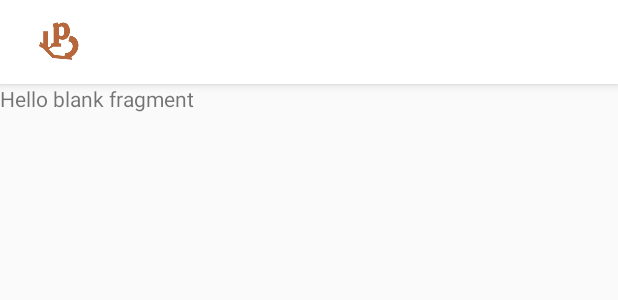
After one commit to manggaraaaa/PTJ-Mobile, an Android app: the layout fragment_order.xml on its own in the app's theme, with its tools: preview values and no code run, on a phone screen of 412 x 824 dp. The commit adds this screen. Shown: the top 300 px of the screen. Run offline under Robolectric (Android 15) with nearby library versions, the phone set to English and light mode, and no system bars.

Commit message:
create orderFragment & remove fitsystemwindow in mainLayout

```diff
--- a/app/build.gradle
+++ b/app/build.gradle
@@ -37,6 +37,7 @@ dependencies {
     compile 'com.android.support:design:26.+'
     compile 'com.android.support:support-vector-drawable:26.+'
     compile 'com.android.support.constraint:constraint-layout:1.0.2'
+    compile 'com.android.support:support-v4:26.+'
     testCompile 'junit:junit:4.12'
     annotationProcessor 'com.jakewharton:butterknife-compiler:8.8.1'
 }
--- a/app/src/main/java/com/muhammadaa/ptj/MainActivity.java
+++ b/app/src/main/java/com/muhammadaa/ptj/MainActivity.java
@@ -9,6 +9,7 @@ import android.view.MenuItem;
 
 import com.ittianyu.bottomnavigationviewex.BottomNavigationViewEx;
 import com.muhammadaa.ptj.views.HomeFragment;
+import com.muhammadaa.ptj.views.OrderFragment;
 
 import butterknife.BindView;
 import butterknife.ButterKnife;
@@ -34,6 +35,10 @@ public class MainActivity extends AppCompatActivity {
                     ft.commit();
                     return true;
                 case R.id.navigation_order:
+                    currentFragment = new OrderFragment();
+                    ft = getSupportFragmentManager().beginTransaction();
+                    ft.replace(R.id.container_main, currentFragment);
+                    ft.commit();
                     return true;
                 case R.id.navigation_article:
                     return true;
--- a/app/src/main/java/com/muhammadaa/ptj/views/HomeFragment.java
+++ b/app/src/main/java/com/muhammadaa/ptj/views/HomeFragment.java
@@ -1,6 +1,5 @@
 package com.muhammadaa.ptj.views;
 
-import android.app.Dialog;
 import android.content.BroadcastReceiver;
 import android.content.Context;
 import android.content.Intent;
@@ -12,8 +11,6 @@ import android.support.v7.widget.RecyclerView;
 import android.view.LayoutInflater;
 import android.view.View;
 import android.view.ViewGroup;
-import android.view.Window;
-import android.widget.ImageView;
 import android.widget.TextView;
 import android.widget.Toast;
 
--- a/app/src/main/res/layout/fragment_home.xml
+++ b/app/src/main/res/layout/fragment_home.xml
@@ -5,7 +5,6 @@
     android:id="@+id/container"
     android:layout_width="match_parent"
     android:layout_height="match_parent"
-    android:fitsSystemWindows="true"
     tools:context="com.muhammadaa.ptj.views.HomeFragment">
 
     <android.support.design.widget.AppBarLayout
@@ -411,7 +410,6 @@
 
                     </RelativeLayout>
 
-
                 </LinearLayout>
 
             </RelativeLayout>
--- /dev/null
+++ b/app/src/main/res/layout/fragment_order.xml
@@ -0,0 +1,55 @@
+<android.support.design.widget.CoordinatorLayout xmlns:android="http://schemas.android.com/apk/res/android"
+    xmlns:app="http://schemas.android.com/apk/res-auto"
+    xmlns:tools="http://schemas.android.com/tools"
+    android:layout_width="match_parent"
+    android:layout_height="match_parent"
+    android:orientation="vertical"
+    tools:context="com.muhammadaa.ptj.views.OrderFragment">
+
+    <android.support.design.widget.AppBarLayout
+        android:layout_width="match_parent"
+        android:layout_height="wrap_content"
+        android:fitsSystemWindows="true"
+        android:theme="@style/ThemeOverlay.AppCompat.Dark.ActionBar">
+
+        <android.support.v7.widget.Toolbar
+            android:id="@+id/main_toolbar"
+            android:layout_width="match_parent"
+            android:layout_height="?attr/actionBarSize"
+            android:background="@color/md_white"
+            app:layout_collapseMode="pin"
+            app:popupTheme="@style/ThemeOverlay.AppCompat.Light">
+
+            <ImageView
+                android:layout_width="wrap_content"
+                android:layout_height="wrap_content"
+                android:scaleType="matrix"
+                android:src="@mipmap/ic_ptj_brown" />
+
+        </android.support.v7.widget.Toolbar>
+
+    </android.support.design.widget.AppBarLayout>
+
+    <android.support.v4.widget.NestedScrollView
+        android:id="@+id/scroll"
+        android:layout_width="match_parent"
+        android:layout_height="match_parent"
+        android:clipToPadding="false"
+        android:fillViewport="true"
+        app:layout_behavior="@string/appbar_scrolling_view_behavior">
+
+        <LinearLayout
+            android:layout_width="match_parent"
+            android:layout_height="match_parent">
+
+            <!-- TODO: Update blank fragment layout -->
+            <TextView
+                android:layout_width="match_parent"
+                android:layout_height="wrap_content"
+                android:text="@string/hello_blank_fragment" />
+
+        </LinearLayout>
+
+    </android.support.v4.widget.NestedScrollView>
+
+</android.support.design.widget.CoordinatorLayout>
--- a/app/src/main/res/values/strings.xml
+++ b/app/src/main/res/values/strings.xml
@@ -5,4 +5,7 @@
     <string name="title_order">Pesanan</string>
     <string name="title_article">Artikel</string>
     <string name="title_person">Akun</string>
+
+    <!-- TODO: Remove or change this placeholder text -->
+    <string name="hello_blank_fragment">Hello blank fragment</string>
 </resources>
```
Also changed, not shown: app/src/main/java/com/muhammadaa/ptj/views/OrderFragment.java (added, +30 -0 lines), app/src/main/res/layout/activity_main.xml (+14 -8 lines).
